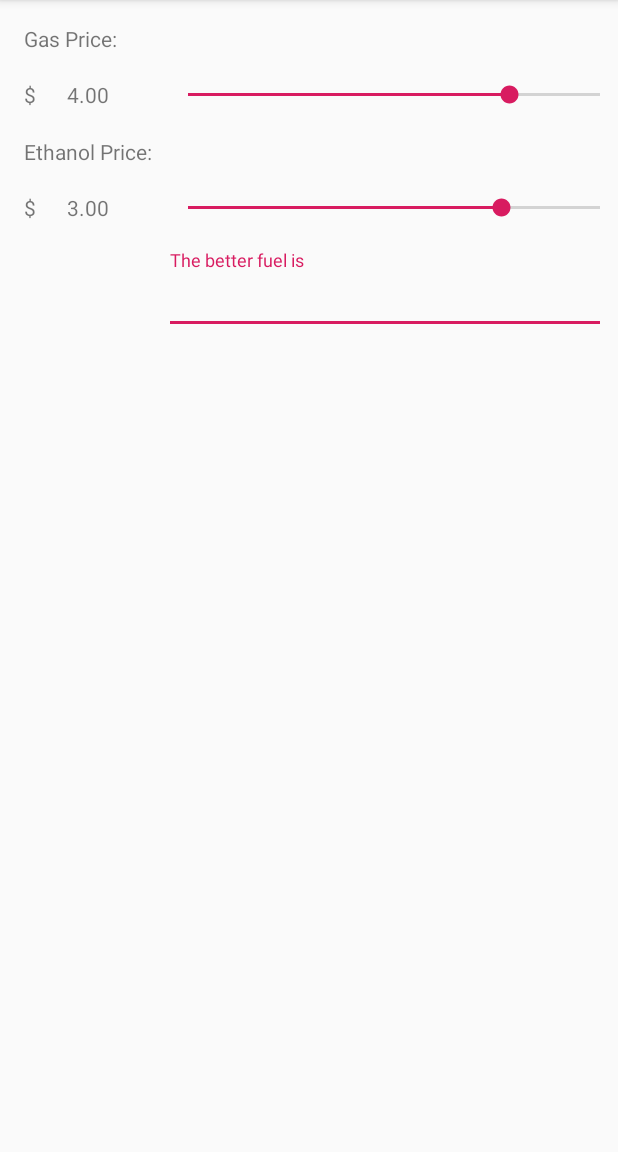
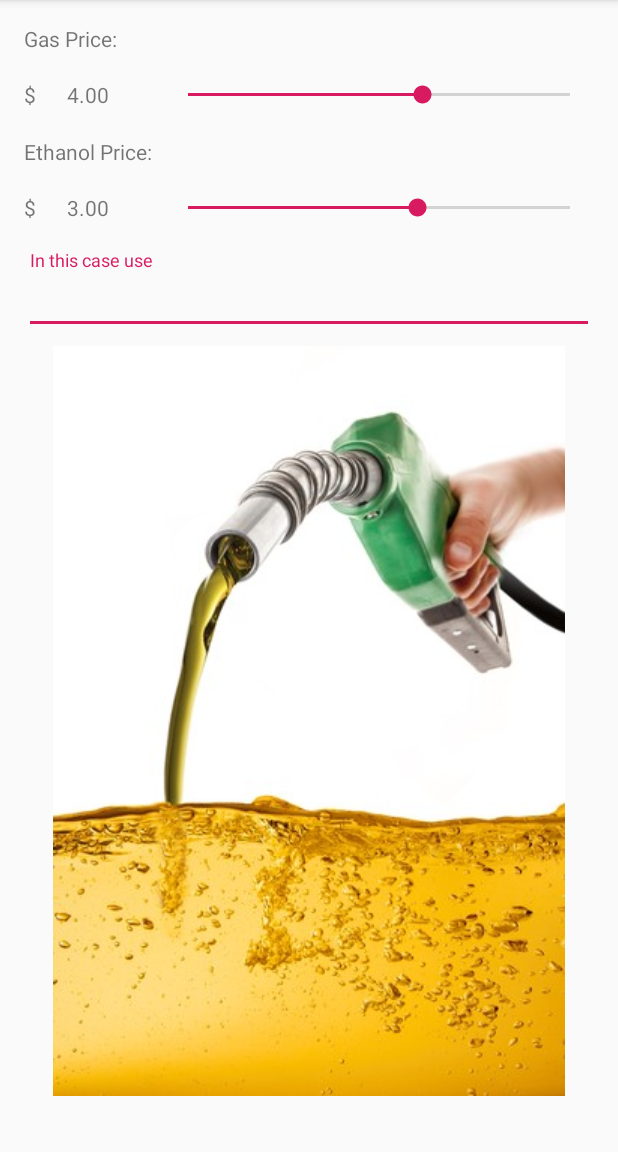
Before and after one commit to MarcelloAffonso/atividade02-GasolinaEtanol, an Android app: the screen it shows after launch (MainActivity), on a phone screen of 412 x 824 dp, the part 84-1236 px from its top. Run offline under Robolectric (Android 15) with nearby library versions, the phone set to English and light mode, and no system bars.

Commit message:
adição das imagens e ajustes no textInputLayout

```diff
--- a/app/src/main/res/layout/activity_main.xml
+++ b/app/src/main/res/layout/activity_main.xml
@@ -26,7 +26,7 @@
         android:layout_row="2"
         android:layout_column="0"
         android:layout_gravity="center_vertical"
-        android:text="@string/coinValue" />
+        android:text="@string/coin_value" />
 
     <TextView
         android:id="@+id/percentGasTextView"
@@ -35,7 +35,7 @@
         android:layout_row="2"
         android:layout_column="0"
         android:layout_gravity="center"
-        android:text="@string/percentGasValue" />
+        android:text="@string/percent_gas_value" />
 
 
     <SeekBar
@@ -65,7 +65,7 @@
         android:layout_row="4"
         android:layout_column="0"
         android:layout_gravity="center_vertical"
-        android:text="@string/coinValue" />
+        android:text="@string/coin_value" />
 
     <TextView
         android:id="@+id/percentEthanolTextView"
@@ -74,12 +74,12 @@
         android:layout_row="4"
         android:layout_column="0"
         android:layout_gravity="center"
-        android:text="@string/percentEthanolValue" />
+        android:text="@string/percent_ethanol_value" />
 
 
     <SeekBar
         android:id="@+id/percentSeekBar"
-        android:layout_width="wrap_content"
+        android:layout_width="201dp"
         android:layout_height="@dimen/seekbar_height"
         android:layout_row="4"
         android:layout_column="1"
@@ -91,12 +91,35 @@
         android:layout_width="match_parent"
         android:layout_height="wrap_content"
         android:layout_row="5"
-        android:layout_column="1">
+        android:layout_column="0"
+        android:layout_columnSpan="2"
+        android:gravity="center">
 
         <com.google.android.material.textfield.TextInputEditText
             android:layout_width="match_parent"
             android:layout_height="wrap_content"
-            android:hint="@string/betterFuelTextInputBox" />
+            android:hint="@string/better_fuel_text_inputBox" />
     </com.google.android.material.textfield.TextInputLayout>
 
+    <ImageView
+        android:id="@+id/gasImageView"
+        android:layout_width="match_parent"
+        android:layout_height="wrap_content"
+        android:layout_row="6"
+        android:layout_column="0"
+        android:layout_columnSpan="2"
+        android:contentDescription="@string/image_descriptor_gasoline"
+        app:srcCompat="@drawable/gas" />
+
+    <ImageView
+        android:id="@+id/EthanolImageView"
+        android:layout_width="match_parent"
+        android:layout_height="wrap_content"
+        android:layout_row="6"
+        android:layout_column="0"
+        android:layout_columnSpan="2"
+        android:contentDescription="@string/image_descriptor_ethanol"
+        android:visibility="invisible"
+        app:srcCompat="@drawable/ethanol" />
+
 </GridLayout>
--- a/app/src/main/res/values/strings.xml
+++ b/app/src/main/res/values/strings.xml
@@ -1,9 +1,11 @@
 <resources>
     <string name="app_name">gasolinaEtanolSeletor</string>
     <string name="text_gas">"Gas Price: "</string>
-    <string name="percentGasValue">4.00</string>
-    <string name="coinValue">$</string>
+    <string name="percent_gas_value">4.00</string>
+    <string name="coin_value">$</string>
     <string name="text_ethanol">Ethanol Price:</string>
-    <string name="percentEthanolValue">3.00</string>
-    <string name="betterFuelTextInputBox">The better fuel is</string>
+    <string name="percent_ethanol_value">3.00</string>
+    <string name="better_fuel_text_inputBox">In this case use</string>
+    <string name="image_descriptor_gasoline">Gasoline</string>
+    <string name="image_descriptor_ethanol">Ethanol</string>
 </resources>
```
Also changed, not shown: app/src/main/res/drawable/ethanol.jpg (added), app/src/main/res/drawable/gas.jpg (added).
